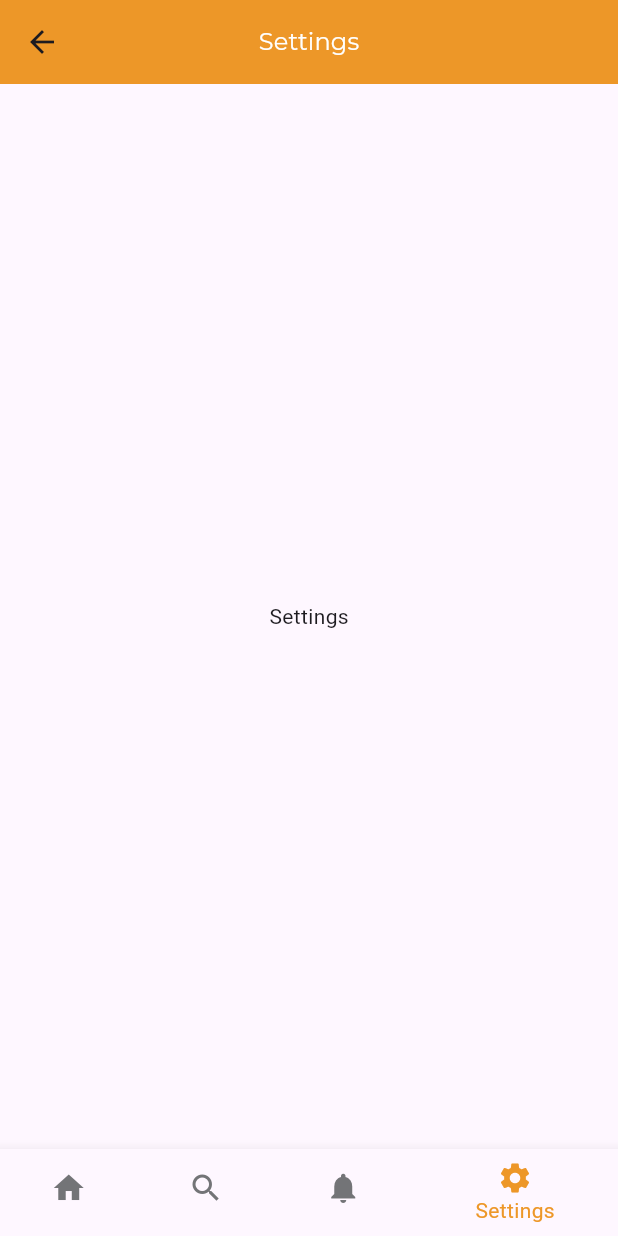
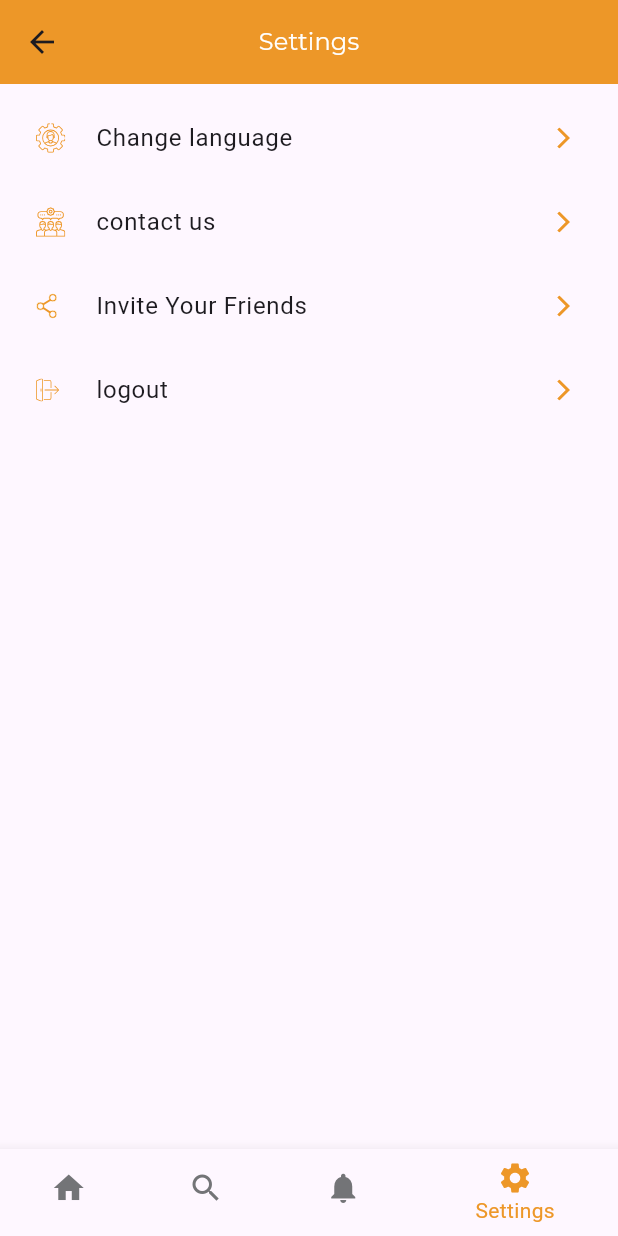
Before and after one commit to Mahmoud101019/Tut_app, a Flutter app: the MainView screen opened by its route, item 4 of the bottom bar chosen, on a phone screen of 412 x 824 dp. Run offline on Flutter 3.47's test engine with Material 3 defaults, Android fonts, the phone set to English and light mode, and no system bars; our stand-ins replace carousel_slider, country_code_picker, dartz, dio, flutter_svg, freezed_annotation and 9 more; missing offline and left inert: dart:ffi; accounts and stored records are empty; generated files the repository leaves out were written again; network calls fail; project files that could hold a hidden picture were left out.

Commit message:
finish Setting Screen

```diff
--- a/lib/app/app_prefs.dart
+++ b/lib/app/app_prefs.dart
@@ -42,4 +42,8 @@ class AppPreferences {
   Future<bool> isUserLoggedIn() async {
     return sharedPreferences.getBool(PREFS_KEY_IS_USER_LOGGED_IN) ?? false;
   }
+
+  Future<void> setUserLoggedOut() async {
+    sharedPreferences.remove(PREFS_KEY_IS_USER_LOGGED_IN);
+  }
 }
--- a/lib/presentation/main/pages/settings/view/settings_view.dart
+++ b/lib/presentation/main/pages/settings/view/settings_view.dart
@@ -1,5 +1,12 @@
 import 'package:flutter/material.dart';
+import 'package:flutter_svg/flutter_svg.dart';
+import 'package:tut_app/app/app_prefs.dart';
+import 'package:tut_app/app/di.dart';
+import 'package:tut_app/data/data_source/local_data_source.dart';
+import 'package:tut_app/presentation/resourses/app_assets_manager.dart';
+import 'package:tut_app/presentation/resourses/routes_manager.dart';
 import 'package:tut_app/presentation/resourses/strings_manager.dart';
+import 'package:tut_app/presentation/resourses/values_manager.dart';
 
 class SettingsView extends StatefulWidget {
   const SettingsView({super.key});
@@ -9,10 +16,74 @@ class SettingsView extends StatefulWidget {
 }
 
 class _SettingsViewState extends State<SettingsView> {
+  final AppPreferences appPreferences = instance<AppPreferences>();
+  final LocalDataSource localDataSource = instance<LocalDataSource>();
   @override
   Widget build(BuildContext context) {
-    return const Center(
-      child: Text(AppStrings.settings),
+    return Center(
+      child: ListView(
+        padding: const EdgeInsets.all(AppPadding.p8),
+        children: [
+          ///////Change language///////
+
+          ListTile(
+            onTap: () {},
+            leading: SvgPicture.asset(AppAssets.changeLanguage),
+            title: Text(
+              AppStrings.changeLanguage,
+              style: Theme.of(context).textTheme.bodyLarge,
+            ),
+            trailing: SvgPicture.asset(AppAssets.arrowGoRight),
+          ),
+
+          ///////Contact Us///////
+
+          ListTile(
+            onTap: () {},
+            leading: SvgPicture.asset(AppAssets.contactUs),
+            title: Text(
+              AppStrings.contactUs,
+              style: Theme.of(context).textTheme.bodyLarge,
+            ),
+            trailing: SvgPicture.asset(AppAssets.arrowGoRight),
+          ),
+
+          /////Invite Your Friends//////
+
+          ListTile(
+            onTap: () {},
+            leading: SvgPicture.asset(AppAssets.inviteFriends),
+            title: Text(
+              AppStrings.inviteFriends,
+              style: Theme.of(context).textTheme.bodyLarge,
+            ),
+            trailing: SvgPicture.asset(AppAssets.arrowGoRight),
+          ),
+
+          ////Logout//////
+
+          ListTile(
+            onTap: () {
+              logou();
+            },
+            leading: SvgPicture.asset(AppAssets.logout),
+            title: Text(
+              AppStrings.logout,
+              style: Theme.of(context).textTheme.bodyLarge,
+            ),
+            trailing: SvgPicture.asset(AppAssets.arrowGoRight),
+          ),
+        ],
+      ),
     );
   }
+
+  logou() {
+    //app prefs make that log out
+    appPreferences.setUserLoggedOut();
+    //clear cache
+    localDataSource.clearCache();
+    //navigator to login Screen
+    Navigator.pushReplacementNamed(context, Routes.loginRoute);
+  }
 }
--- a/lib/presentation/resourses/app_assets_manager.dart
+++ b/lib/presentation/resourses/app_assets_manager.dart
@@ -15,6 +15,11 @@ class AppAssets {
   static const String forgetpasswordLogo = '$imagepath/splash_logo.png';
   static const String signUplogo = '$imagepath/splash_logo.png';
   static const String photoCamera = '$imagepath/photo-camera.svg';
+  static const String contactUs = '$imagepath/contact us.svg';
+  static const String inviteFriends = '$imagepath/invite friends.svg';
+  static const String logout = '$imagepath/logout.svg';
+  static const String arrowGoRight = '$imagepath/Right Detail.svg';
+  static const String changeLanguage = '$imagepath/settings.svg';
 }
 
 class JsonAssets {
--- a/lib/presentation/resourses/strings_manager.dart
+++ b/lib/presentation/resourses/strings_manager.dart
@@ -73,8 +73,14 @@ class AppStrings {
   static const String services = "Services";
   static const String store = "Stores";
 
-  // Stroe Details
+  // Stroe Details Screen
   static const String details = "Details";
   static const String about = "About Store";
   static const String storeDetails = "Store details";
+
+  //Settings Screen
+  static const String logout = "logout";
+  static const String inviteFriends = "Invite Your Friends";
+  static const String contactUs = "contact us";
+  static const String changeLanguage = "Change language";
 }
--- a/pubspec.yaml
+++ b/pubspec.yaml
@@ -88,6 +88,11 @@ flutter:
     - assets/images/hollow.svg
     - assets/images/solid.svg
     - assets/images/photo-camera.svg
+    - assets/images/contact us.svg
+    - assets/images/invite friends.svg
+    - assets/images/logout.svg
+    - assets/images/Right Detail.svg
+    - assets/images/settings.svg
     - assets/json/empty.json
     - assets/json/error.json
     - assets/json/loading.json
```
Also changed, not shown: assets/images/Right Detail.svg (added), assets/images/contact us.svg (added), assets/images/invite friends.svg (added), assets/images/logout.svg (added), assets/images/settings.svg (added).
